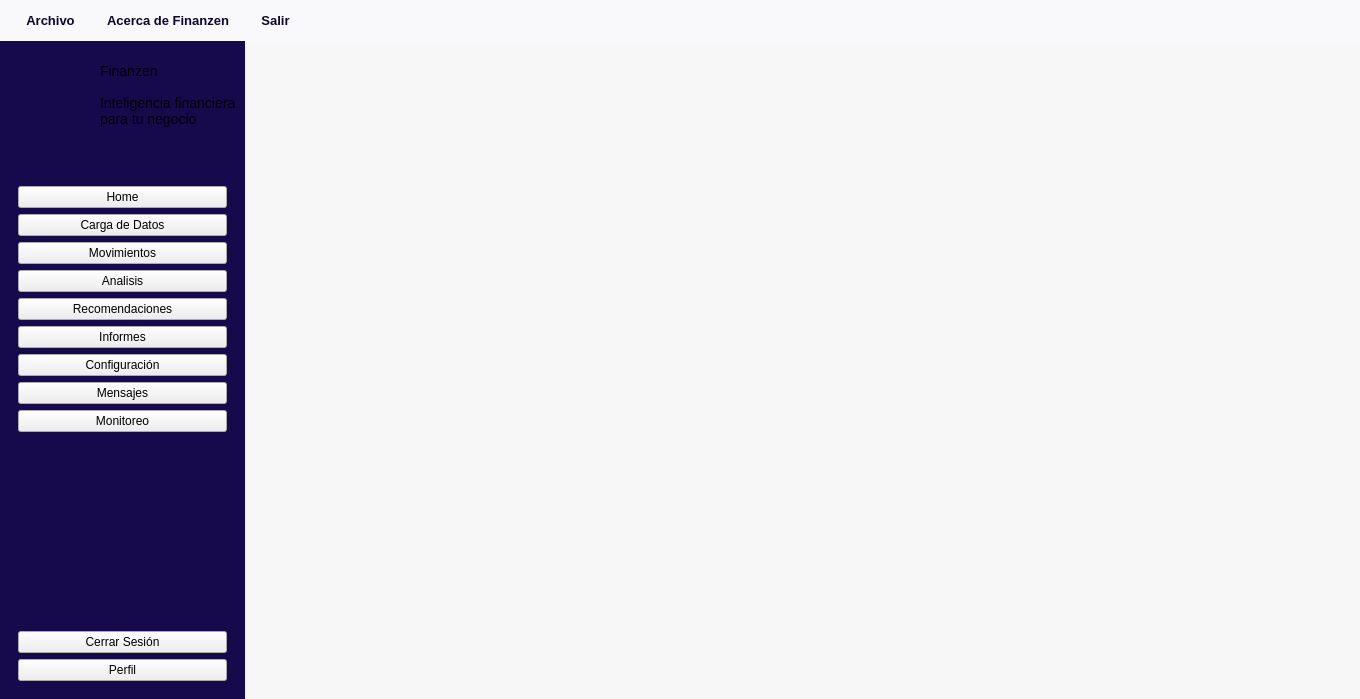
Before: the Qt Designer form app/ui/dashboard/home.ui in Brando-1510/Proyecto-Integrador-2.0, drawn with Qt 5.
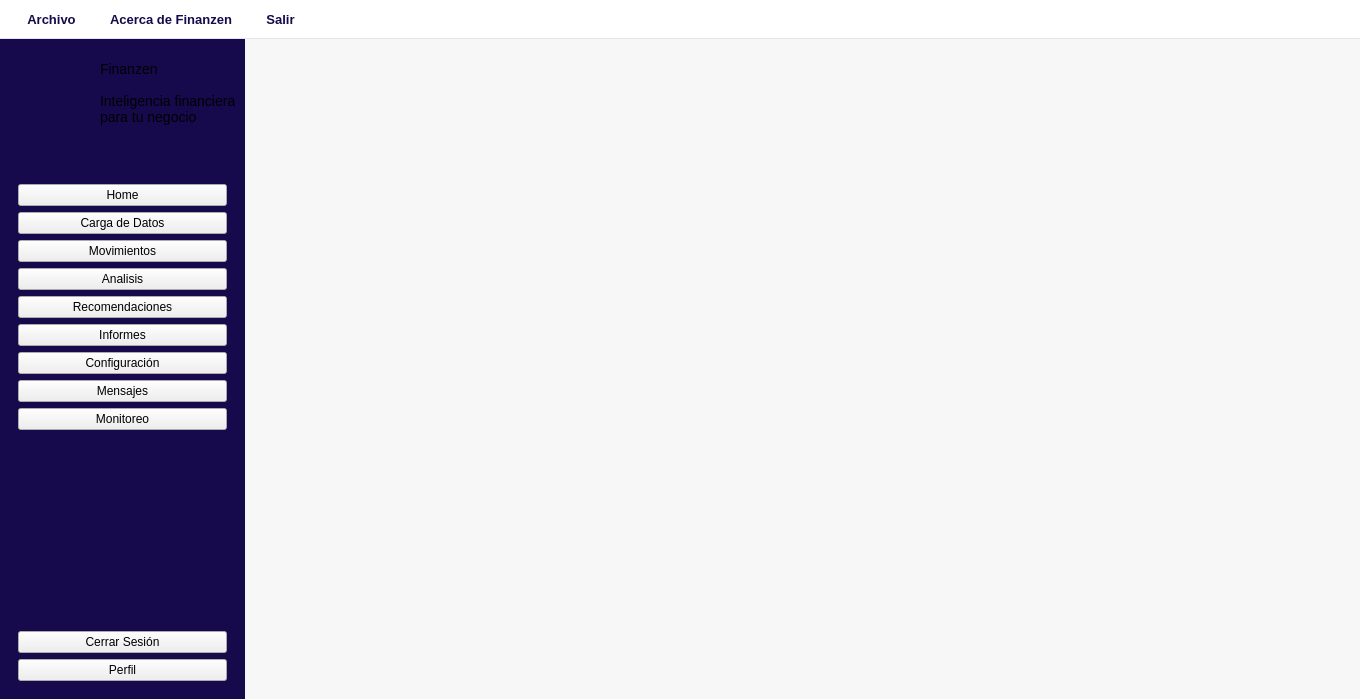
After: the same form once the commit is applied. Icons and pictures are not drawn.

What changed in the file:
```diff
--- a/app/ui/dashboard/home.ui
+++ b/app/ui/dashboard/home.ui
@@ -21,13 +21,20 @@
 background-color:#f7f7f7;
 }
 
+/* =========================================
+   MENU BAR
+========================================= */
+
 QMenuBar {
-    background-color: #F9F9FC;
-    color: #0E042F;
+    background-color: #FFFFFF;
+    color: #16094C;
     border: none;
-    padding: 5px 8px;
+    border-bottom: 1px solid #E7E3EF;
+
+    padding: 3px 8px;
     spacing: 4px;
 
+    font-family: &quot;Manrope&quot;;
     font-size: 10pt;
     font-weight: 500;
 }
@@ -35,8 +42,8 @@
 QMenuBar::item {
     background-color: transparent;
     padding: 7px 13px;
+    margin: 2px;
     border-radius: 5px;
-    margin: 1px;
 }
 
 QMenuBar::item:selected {
@@ -49,6 +56,8 @@
     color: #16094C;
 }
 
+/* Menús desplegables */
+
 QMenu {
     background-color: #FFFFFF;
     color: #0E042F;
@@ -72,8 +81,7 @@
     height: 1px;
     background-color: #E7E3EF;
     margin: 5px 8px;
-}
-</string>
+}</string>
   </property>
   <widget class="QWidget" name="centralwidget">
    <layout class="QHBoxLayout" name="horizontalLayout">
@@ -613,7 +621,7 @@
             <x>0</x>
             <y>0</y>
             <width>1098</width>
-            <height>655</height>
+            <height>658</height>
            </rect>
           </property>
           <layout class="QVBoxLayout" name="verticalLayout_5">
@@ -658,7 +666,7 @@
      <x>0</x>
      <y>0</y>
      <width>1360</width>
-     <height>44</height>
+     <height>41</height>
     </rect>
    </property>
    <widget class="QMenu" name="actionCerrarSesion">
```
Left out of the diff: 3 changed lines with no effect on the pictures.
